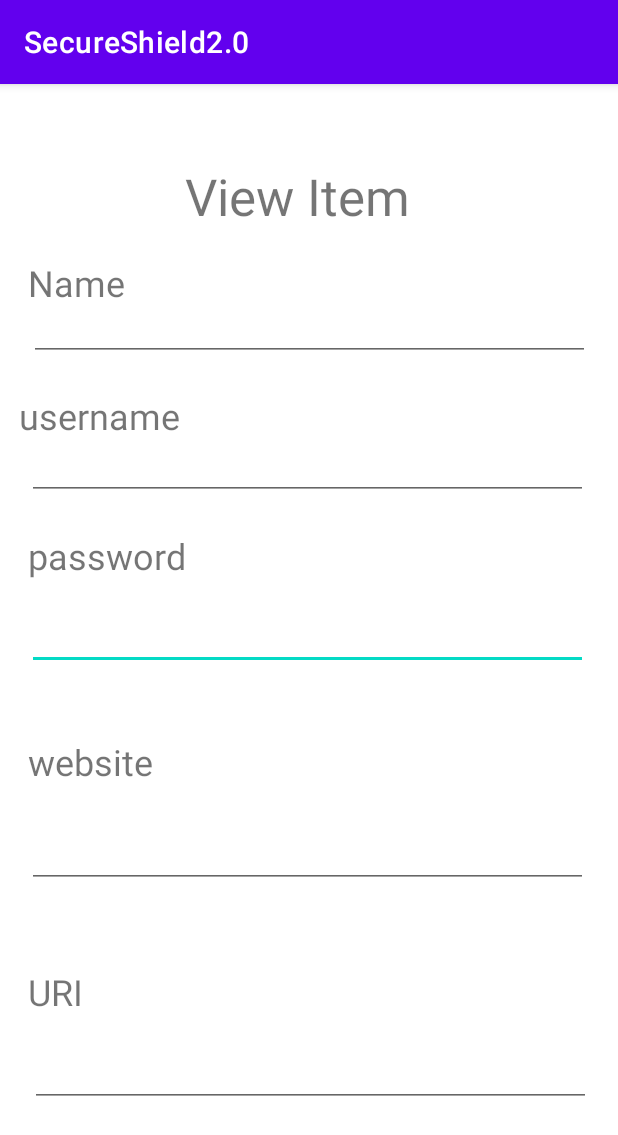
After one commit to cbbrac/SecureShield2.0, an Android app: the editActivity screen opened directly, with no data from a screen before it, on a phone screen of 412 x 824 dp. The commit adds this screen. Shown: the top 1135 px of the screen. Run offline under Robolectric (Android 15) with nearby library versions, the phone set to English and light mode, and no system bars.

Commit message:
theran - edit activity added but not working yet

```diff
--- a/app/src/main/AndroidManifest.xml
+++ b/app/src/main/AndroidManifest.xml
@@ -9,6 +9,7 @@
         android:roundIcon="@mipmap/ic_launcher_round"
         android:supportsRtl="true"
         android:theme="@style/Theme.SecureShield20">
+        <activity android:name=".editActivity"></activity>
         <activity android:name=".LogInActivity">
             <intent-filter>
                 <action android:name="android.intent.action.MAIN" />
--- a/app/src/main/java/com/example/secureshield20/VaultActivity.java
+++ b/app/src/main/java/com/example/secureshield20/VaultActivity.java
@@ -2,6 +2,7 @@ package com.example.secureshield20;
 
 import androidx.appcompat.app.AppCompatActivity;
 
+import android.content.Intent;
 import android.os.Bundle;
 import android.view.View;
 import android.widget.AdapterView;
@@ -46,7 +47,17 @@ public class VaultActivity extends AppCompatActivity {
             @Override
             public void onItemClick(AdapterView<?> parent, View view, int position, long id) {
                 Toast.makeText(VaultActivity.this, "You will edit: " + arrayList.get(position),Toast.LENGTH_SHORT).show();
+                editItem();
+
             }
         });
     }
+
+    public void editItem(){
+        Intent editIntent = new Intent(this, editActivity.class);
+        startActivity(editIntent);
+
+    }
+
+
 }
--- /dev/null
+++ b/app/src/main/java/com/example/secureshield20/editActivity.java
@@ -0,0 +1,19 @@
+package com.example.secureshield20;
+
+import androidx.appcompat.app.AppCompatActivity;
+
+import android.content.Intent;
+import android.os.Bundle;
+
+public class editActivity extends AppCompatActivity {
+
+    @Override
+    protected void onCreate(Bundle savedInstanceState) {
+        super.onCreate(savedInstanceState);
+        setContentView(R.layout.activity_edit);
+    }
+
+    Intent editIntent = getIntent();
+
+
+}
--- /dev/null
+++ b/app/src/main/res/layout/activity_edit.xml
@@ -0,0 +1,168 @@
+<?xml version="1.0" encoding="utf-8"?>
+<androidx.constraintlayout.widget.ConstraintLayout xmlns:android="http://schemas.android.com/apk/res/android"
+    xmlns:app="http://schemas.android.com/apk/res-auto"
+    xmlns:tools="http://schemas.android.com/tools"
+    android:layout_width="match_parent"
+    android:layout_height="match_parent"
+    tools:context=".editActivity">
+
+    <EditText
+        android:id="@+id/editTextTextPersonName7"
+        android:layout_width="374dp"
+        android:layout_height="36dp"
+        android:layout_marginStart="20dp"
+        android:layout_marginTop="4dp"
+        android:layout_marginEnd="20dp"
+        android:layout_marginBottom="20dp"
+        android:ems="10"
+        android:inputType="textPersonName"
+        app:layout_constraintBottom_toTopOf="@+id/textView6"
+        app:layout_constraintEnd_toEndOf="parent"
+        app:layout_constraintHorizontal_bias="1.0"
+        app:layout_constraintStart_toStartOf="parent"
+        app:layout_constraintTop_toBottomOf="@+id/textView5" />
+
+    <TextView
+        android:id="@+id/textView4"
+        android:layout_width="117dp"
+        android:layout_height="0dp"
+        android:layout_marginStart="12dp"
+        android:layout_marginTop="20dp"
+        android:layout_marginEnd="282dp"
+        android:text="username"
+        android:textSize="24sp"
+        app:layout_constraintEnd_toEndOf="parent"
+        app:layout_constraintStart_toStartOf="parent"
+        app:layout_constraintTop_toBottomOf="@+id/editTextTextPersonName" />
+
+    <EditText
+        android:id="@+id/editTextTextPersonName"
+        android:layout_width="374dp"
+        android:layout_height="36dp"
+        android:layout_marginStart="20dp"
+        android:layout_marginEnd="20dp"
+        android:layout_marginBottom="20dp"
+        android:ems="10"
+        android:inputType="textPersonName"
+        app:layout_constraintBottom_toTopOf="@+id/textView4"
+        app:layout_constraintEnd_toEndOf="parent"
+        app:layout_constraintHorizontal_bias="0.666"
+        app:layout_constraintStart_toStartOf="parent"
+        app:layout_constraintTop_toBottomOf="@+id/textView3" />
+
+    <TextView
+        android:id="@+id/textView3"
+        android:layout_width="83dp"
+        android:layout_height="0dp"
+        android:layout_marginStart="18dp"
+        android:layout_marginTop="116dp"
+        android:layout_marginEnd="310dp"
+        android:text="Name"
+        android:textSize="24sp"
+        app:layout_constraintEnd_toEndOf="parent"
+        app:layout_constraintStart_toStartOf="parent"
+        app:layout_constraintTop_toTopOf="parent" />
+
+    <EditText
+        android:id="@+id/editTextTextPersonName6"
+        android:layout_width="374dp"
+        android:layout_height="36dp"
+        android:layout_marginTop="4dp"
+        android:layout_marginEnd="20dp"
+        android:ems="10"
+        android:inputType="textPersonName"
+        app:layout_constraintEnd_toEndOf="parent"
+        app:layout_constraintTop_toBottomOf="@+id/textView4" />
+
+    <TextView
+        android:id="@+id/textView6"
+        android:layout_width="83dp"
+        android:layout_height="44dp"
+        android:layout_marginStart="18dp"
+        android:layout_marginTop="20dp"
+        android:layout_marginEnd="310dp"
+        android:layout_marginBottom="8dp"
+        android:text="website"
+        android:textSize="24sp"
+        app:layout_constraintBottom_toTopOf="@+id/editTextTextPersonName8"
+        app:layout_constraintEnd_toEndOf="parent"
+        app:layout_constraintStart_toStartOf="parent"
+        app:layout_constraintTop_toBottomOf="@+id/editTextTextPersonName7" />
+
+    <EditText
+        android:id="@+id/editTextTextPersonName8"
+        android:layout_width="374dp"
+        android:layout_height="36dp"
+        android:layout_marginStart="20dp"
+        android:layout_marginTop="8dp"
+        android:layout_marginEnd="20dp"
+        android:layout_marginBottom="24dp"
+        android:ems="10"
+        android:inputType="textPersonName"
+        app:layout_constraintBottom_toTopOf="@+id/textView8"
+        app:layout_constraintEnd_toEndOf="parent"
+        app:layout_constraintHorizontal_bias="1.0"
+        app:layout_constraintStart_toStartOf="parent"
+        app:layout_constraintTop_toBottomOf="@+id/textView6" />
+
+    <TextView
+        android:id="@+id/textView5"
+        android:layout_width="110dp"
+        android:layout_height="43dp"
+        android:layout_marginStart="18dp"
+        android:layout_marginTop="16dp"
+        android:layout_marginEnd="283dp"
+        android:layout_marginBottom="4dp"
+        android:text="password"
+        android:textSize="24sp"
+        app:layout_constraintBottom_toTopOf="@+id/editTextTextPersonName7"
+        app:layout_constraintEnd_toEndOf="parent"
+        app:layout_constraintStart_toStartOf="parent"
+        app:layout_constraintTop_toBottomOf="@+id/editTextTextPersonName6" />
+
+    <TextView
+        android:id="@+id/textView2"
+        android:layout_width="165dp"
+        android:layout_height="54dp"
+        android:layout_marginStart="100dp"
+        android:layout_marginTop="52dp"
+        android:layout_marginEnd="100dp"
+        android:text="View Item"
+        android:textSize="34sp"
+        app:layout_constraintEnd_toEndOf="parent"
+        app:layout_constraintStart_toStartOf="parent"
+        app:layout_constraintTop_toTopOf="parent" />
+
+    <TextView
+        android:id="@+id/textView8"
+        android:layout_width="83dp"
+        android:layout_height="44dp"
+        android:layout_marginStart="18dp"
+        android:layout_marginTop="24dp"
+        android:layout_marginEnd="310dp"
+        android:layout_marginBottom="4dp"
+        android:text="URI"
+        android:textSize="24sp"
+        app:layout_constraintBottom_toTopOf="@+id/editTextTextPersonName10"
+        app:layout_constraintEnd_toEndOf="parent"
+        app:layout_constraintHorizontal_bias="1.0"
+        app:layout_constraintStart_toStartOf="parent"
+        app:layout_constraintTop_toBottomOf="@+id/editTextTextPersonName8" />
+
+    <EditText
+        android:id="@+id/editTextTextPersonName10"
+        android:layout_width="374dp"
+        android:layout_height="36dp"
+        android:layout_marginStart="20dp"
+        android:layout_marginTop="4dp"
+        android:layout_marginEnd="20dp"
+        android:layout_marginBottom="81dp"
+        android:ems="10"
+        android:inputType="textPersonName"
+        app:layout_constraintBottom_toBottomOf="parent"
+        app:layout_constraintEnd_toEndOf="parent"
+        app:layout_constraintHorizontal_bias="0.0"
+        app:layout_constraintStart_toStartOf="parent"
+        app:layout_constraintTop_toBottomOf="@+id/textView8" />
+
+</androidx.constraintlayout.widget.ConstraintLayout>
--- a/app/src/main/res/layout/activity_vault.xml
+++ b/app/src/main/res/layout/activity_vault.xml
@@ -4,7 +4,7 @@
     xmlns:tools="http://schemas.android.com/tools"
     android:layout_width="match_parent"
     android:layout_height="match_parent"
-    tools:context=".MainActivity">
+    tools:context=".VaultActivity">
 
     <ListView
         android:id="@+id/listview"
```
